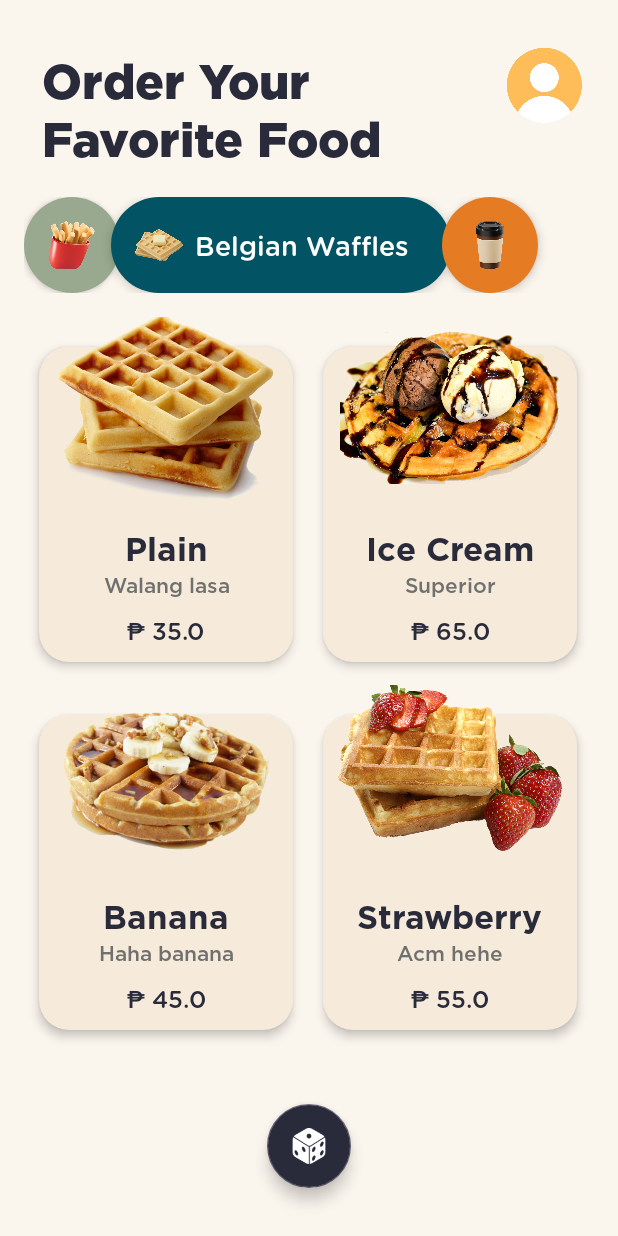
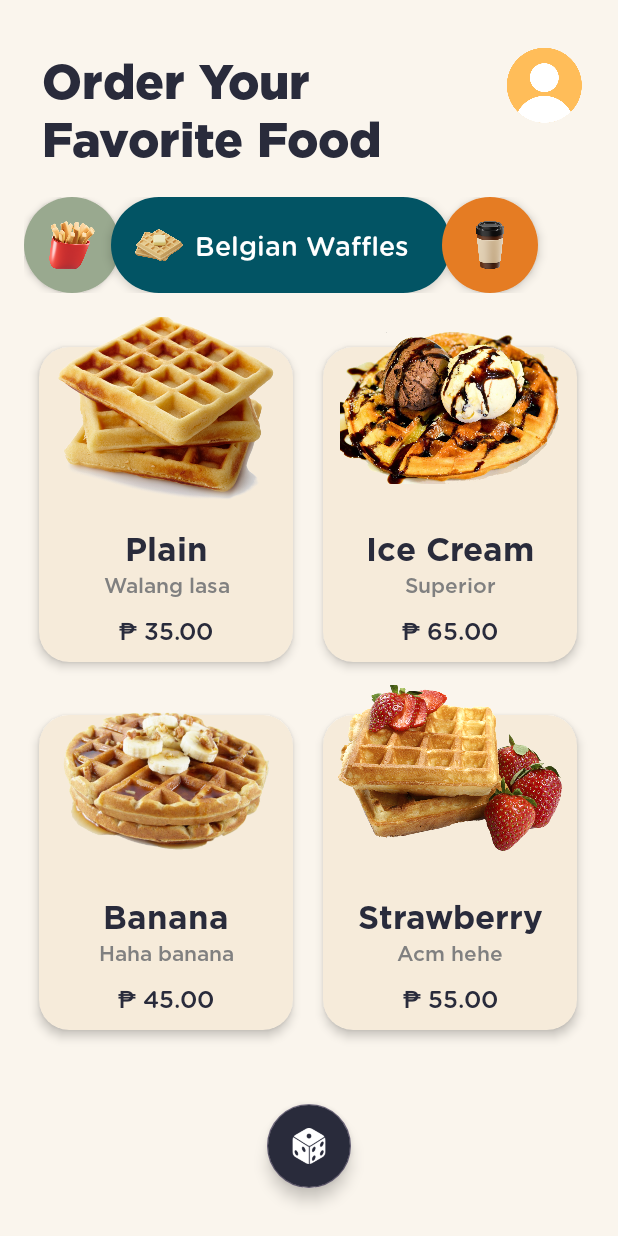
Before and after one commit to nikuharuki/FifthStreet, an Android app: the HomeActivity screen opened directly, with no data from a screen before it, after a tap on an icon or button, on a phone screen of 412 x 824 dp. Run offline under Robolectric (Android 15) with nearby library versions, the light colour scheme and no system bars.

Commit message:
Finalized. Extracted all the string and color resources. Changed the data type of Food Name, Food Description, and Food Concessionaire in Food Data Class from String to Int. Added context to the foodAdapter. Fixed all errors afterwards

```diff
--- a/app/src/main/java/com/example/fifthstreet/Food.kt
+++ b/app/src/main/java/com/example/fifthstreet/Food.kt
@@ -3,22 +3,22 @@ package com.example.fifthstreet
 import android.os.Parcel
 import android.os.Parcelable
 
-data class Food(val image: Int, val name: String, val price: Double, val description: String, val concessionaire : String) : Parcelable {
+data class Food(val image: Int, val name: Int, val price: Double, val description: Int, val concessionaire : Int) : Parcelable {
     constructor(parcel: Parcel) : this(
         parcel.readInt(),
-        parcel.readString()!!,
+        parcel.readInt(),
         parcel.readDouble(),
-        parcel.readString()!!,
-        parcel.readString()!!
+        parcel.readInt(),
+        parcel.readInt()
     ) {
     }
 
     override fun writeToParcel(parcel: Parcel, flags: Int) {
         parcel.writeInt(image)
-        parcel.writeString(name)
+        parcel.writeInt(name)
         parcel.writeDouble(price)
-        parcel.writeString(description)
-        parcel.writeString(concessionaire)
+        parcel.writeInt(description)
+        parcel.writeInt(concessionaire)
     }
 
     override fun describeContents(): Int {
@@ -38,60 +38,62 @@ data class Food(val image: Int, val name: String, val price: Double, val descrip
 
 class PotatoCorner {
     companion object {
+
+
         fun getFoodList(): ArrayList<Food> {
             val foodList = ArrayList<Food>()
             foodList.add(
                 Food(
                     R.drawable.potatocorner_regular,
-                    "Regular",
+                    R.string.regular,
                     29.00,
-                    "Maliit",
-                    "Potato Corner"
+                    R.string.maliit,
+                    R.string.potato_corner
                 )
             )
             foodList.add(
                 Food(
                     R.drawable.potatocorner_large,
-                    "Large",
+                    R.string.large,
                     55.00,
-                    "Malaki slight",
-                    "Potato Corner"
+                    R.string.malaki_slight,
+                    R.string.potato_corner
                 )
             )
             foodList.add(
                 Food(
                     R.drawable.potatocorner_jumbo,
-                    "Jumbo",
+                    R.string.jumbo,
                     85.00,
-                    "Malaki na",
-                    "Potato Corner"
+                    R.string.malaki_na,
+                    R.string.potato_corner
                 )
             )
             foodList.add(
                 Food(
                     R.drawable.potatocorner_mega,
-                    "Mega",
+                    R.string.mega,
                     110.00,
-                    "Malaki na talaga",
-                    "Potato Corner"
+                    R.string.malaki_na_talaga,
+                    R.string.potato_corner
                 )
             )
             foodList.add(
                 Food(
                     R.drawable.potatocorner_giga,
-                    "Giga",
+                    R.string.giga,
                     179.00,
-                    "Grabe ang laki",
-                    "Potato Corner"
+                    R.string.grabe_ang_laki,
+                    R.string.potato_corner
                 )
             )
             foodList.add(
                 Food(
                     R.drawable.potatocorner_tera,
-                    "Tera",
+                    R.string.tera,
                     199.00,
-                    "ANG LAKEEEE!!!",
-                    "Potato Corner"
+                    R.string.ang_lakeeee,
+                    R.string.potato_corner
                 )
             )
 
@@ -107,37 +109,37 @@ class BelgianWaffles {
             foodList.add(
                 Food(
                     R.drawable.bw_plain,
-                    "Plain",
+                    R.string.plain,
                     35.00,
-                    "Walang lasa",
-                    "Belgian Waffles"
+                    R.string.walang_lasa,
+                    R.string.belgian_waffles
                 )
             )
             foodList.add(
                 Food(
                     R.drawable.bw_icecream,
-                    "Ice Cream",
+                    R.string.ice_cream,
                     65.00,
-                    "Superior",
-                    "Belgian Waffles"
+                    R.string.superior,
+                    R.string.belgian_waffles
                 )
             )
             foodList.add(
                 Food(
                     R.drawable.bw_banana,
-                    "Banana",
+                    R.string.banana,
                     45.00,
-                    "Haha banana",
-                    "Belgian Waffles"
+                    R.string.haha_banana,
+                    R.string.belgian_waffles
                 )
             )
             foodList.add(
                 Food(
                     R.drawable.bw_strawberry,
-                    "Strawberry",
+                    R.string.strawberry,
                     55.00,
-                    "Acm hehe",
-                    "Belgian Waffles"
+                    R.string.acm_hehe,
+                    R.string.belgian_waffles
                 )
             )
             return foodList
@@ -152,10 +154,37 @@ class CoffeeBean {
             foodList.add(
                 Food(
                     R.drawable.cb_matcha,
-                    "Matcha",
-                    155.00,
-                    "Ayaw ni Justine",
-                 "Coffee Bean"
+                    R.string.matcha,
+                    235.00,
+                    R.string.ayaw_ni_justine,
+                    R.string.coffee_bean
+                )
+            )
+            foodList.add(
+                Food(
+                    R.drawable.cb_americano,
+                    R.string.iced_americano,
+                    185.00,
+                    R.string.di_ba_pilipino,
+                    R.string.coffee_bean
+                )
+            )
+            foodList.add(
+                Food(
+                    R.drawable.cb_vanilla,
+                    R.string.iced_vanilla_latte,
+                    215.00,
+                    R.string.vanila,
+                    R.string.coffee_bean
+                )
+            )
+            foodList.add(
+                Food(
+                    R.drawable.cb_caramel,
+                    R.string.iced_caramel_macchiato,
+                    225.00,
+                    R.string.pano_i_pronounce,
+                    R.string.coffee_bean
                 )
             )
             return foodList
--- a/app/src/main/java/com/example/fifthstreet/FoodAdapter.kt
+++ b/app/src/main/java/com/example/fifthstreet/FoodAdapter.kt
@@ -1,5 +1,6 @@
 package com.example.fifthstreet
 
+import android.content.Context
 import android.view.LayoutInflater
 import android.view.View
 import android.view.ViewGroup
@@ -9,7 +10,7 @@ import androidx.recyclerview.widget.RecyclerView
 
 
 
-class FoodAdapter(private val foodList: ArrayList<Food>) :
+class FoodAdapter(private val context: Context, private val foodList: ArrayList<Food>) :
 
 
 RecyclerView.Adapter<FoodAdapter.FoodViewHolder>(){
@@ -40,13 +41,13 @@ RecyclerView.Adapter<FoodAdapter.FoodViewHolder>(){
     override fun onBindViewHolder(holder: FoodViewHolder, position: Int) {
         val food = foodList[position]
         holder.imageView.setImageResource(food.image)
-        holder.foodName.text = food.name
+        holder.foodName.text = context.getString(food.name)
 
         //"Do not concatenate text displayed with setText. Use resource string with placeholders"
-        val priceText = holder.itemView.context.resources.getString(R.string.food_price_holder, food.price.toString())
+        val priceText = holder.itemView.context.resources.getString(R.string.food_price, food.price)
         holder.foodPrice.text = priceText
 
-        holder.foodDescription.text = food.description
+        holder.foodDescription.text = context.getString(food.description)
 
         holder.itemView.setOnClickListener {
             onItemClick?.invoke(food)
--- a/app/src/main/java/com/example/fifthstreet/HomeActivity.kt
+++ b/app/src/main/java/com/example/fifthstreet/HomeActivity.kt
@@ -40,7 +40,7 @@ class HomeActivity : AppCompatActivity() {
                 if (activeAnimator !== animator1 || animator1 == null) {
                     activeAnimator?.reverse()
 
-                    binding.tvFries.text = "Potato Corner"
+                    binding.tvFries.text = resources.getString(R.string.potato_corner)
                     binding.tvFries.visibility = View.VISIBLE
                     binding.tvFries.measure(0, 0)
 
@@ -63,7 +63,7 @@ class HomeActivity : AppCompatActivity() {
             if (activeAnimator !== animator2 || animator2 == null) {
                 activeAnimator?.reverse()
 
-                binding.tvWaffle.text = "Belgian Waffles"
+                binding.tvWaffle.text = resources.getString(R.string.belgian_waffles)
                 binding.tvWaffle.visibility = View.VISIBLE
                 binding.tvWaffle.measure(0, 0)
 
@@ -85,7 +85,7 @@ class HomeActivity : AppCompatActivity() {
             if (activeAnimator !== animator3 || animator3 == null) {
                 activeAnimator?.reverse()
 
-                binding.tvCoffee.text = "Coffee Bean"
+                binding.tvCoffee.text = resources.getString(R.string.coffee_bean)
                 binding.tvCoffee.visibility = View.VISIBLE
                 binding.tvCoffee.measure(0, 0)
 
@@ -115,9 +115,11 @@ class HomeActivity : AppCompatActivity() {
 
 
                 val random = (0 until foodList.size).random()
-                foodName.text = foodList[random].name
+                //val random = (0 until foodList.size).random()
+
+                foodName.text = this.getString(foodList[random].name)
                 foodPrice.text = resources.getString(R.string.food_price, foodList[random].price)
-                foodConc.text = foodList[random].concessionaire
+                foodConc.text = this.getString(foodList[random].concessionaire)
                 imageView.setImageResource(foodList[random].image)
 
             dialog.show()
@@ -156,14 +158,14 @@ class HomeActivity : AppCompatActivity() {
 
 
     private fun init(){
-        recyclerView = binding.recyclerView
-        recyclerView.setHasFixedSize(true)
+            recyclerView = binding.recyclerView
+            recyclerView.setHasFixedSize(true)
 
         recyclerView.layoutManager = GridLayoutManager(this,2)
 
         foodList = ArrayList()
 
-        foodAdapter = FoodAdapter(foodList)
+        foodAdapter = FoodAdapter(this, foodList)
         recyclerView.adapter = foodAdapter
 
         foodAdapter.onItemClick = {
--- a/app/src/main/java/com/example/fifthstreet/SplashActivity.kt
+++ b/app/src/main/java/com/example/fifthstreet/SplashActivity.kt
@@ -11,9 +11,9 @@ class SplashActivity : AppCompatActivity() {
         super.onCreate(savedInstanceState)
         setContentView(R.layout.activity_splash)
 
-//        Timer().schedule(3000){
-            startActivity(Intent(this@SplashActivity, HomeActivity::class.java))
+        Timer().schedule(3000){
+            startActivity(Intent(this@SplashActivity, introActivity::class.java))
             finish()
-//        }
+        }
     }
 }
--- a/app/src/main/res/layout/activity_home.xml
+++ b/app/src/main/res/layout/activity_home.xml
@@ -4,7 +4,7 @@
     xmlns:tools="http://schemas.android.com/tools"
     android:layout_width="match_parent"
     android:layout_height="match_parent"
-    android:background="#FAF5ED"
+    android:background="@color/beige_tint"
     tools:context=".HomeActivity">
 
     <androidx.constraintlayout.widget.Guideline
@@ -43,7 +43,7 @@
         android:layout_marginTop="32dp"
         android:fontFamily="@font/gothamblack"
 
-        android:text="Order Your\nFavorite Food"
+        android:text="@string/order_your_favorite_food"
         android:textColor="@color/primary_dark"
         android:textSize="32sp"
         app:layout_constraintStart_toStartOf="parent"
@@ -78,7 +78,7 @@
             android:layout_width="wrap_content"
             android:layout_height="wrap_content"
             android:background="@drawable/bg_rounded_primary"
-            android:backgroundTint="#99A98F"
+            android:backgroundTint="@color/washed_green"
             android:clickable="true"
             android:elevation="3dp"
             android:gravity="center"
@@ -110,7 +110,7 @@
             android:layout_height="wrap_content"
             android:layout_marginStart="-6dp"
             android:background="@drawable/bg_rounded_primary"
-            android:backgroundTint="#025464"
+            android:backgroundTint="@color/dark_teal"
             android:clickable="true"
             android:elevation="4dp"
             android:gravity="center"
@@ -143,7 +143,7 @@
             android:layout_height="wrap_content"
             android:layout_marginStart="-6dp"
             android:background="@drawable/bg_rounded_primary"
-            android:backgroundTint="#E57C23"
+            android:backgroundTint="@color/dark_orange"
             android:clickable="true"
             android:elevation="4dp"
             android:gravity="center"
@@ -176,6 +176,7 @@
         android:id="@+id/recyclerView"
         android:layout_width="0dp"
         android:layout_height="640dp"
+        android:paddingBottom="25dp"
         app:layout_constraintEnd_toStartOf="@+id/guideline4"
         app:layout_constraintStart_toStartOf="@+id/guideline3"
         app:layout_constraintTop_toBottomOf="@+id/linearLayout" />
--- a/app/src/main/res/layout/each_item.xml
+++ b/app/src/main/res/layout/each_item.xml
@@ -14,7 +14,7 @@
         android:layout_height="wrap_content"
         android:layout_marginHorizontal="10dp"
         android:layout_marginTop="20dp"
-        android:backgroundTint="#f6ebda"
+        android:backgroundTint="@color/beiger_tint"
         android:layout_marginBottom="15dp"
         app:cardCornerRadius="20dp"
         app:cardElevation="4dp"
@@ -39,7 +39,8 @@
                 android:layout_marginTop="10dp"
                 android:layout_marginBottom="10dp"
                 android:fontFamily="@font/gothambold"
-                android:text="Name"
+                android:text="@string/name"
+                android:textAlignment="center"
                 android:textColor="@color/primary_dark"
                 android:textSize="22sp"
                 app:layout_constraintEnd_toEndOf="parent"
@@ -52,9 +53,9 @@
                 android:layout_height="wrap_content"
                 android:layout_marginBottom="10dp"
                 android:fontFamily="@font/gothammedium"
-                android:text="Description"
+                android:text="@string/desc"
                 android:textAlignment="center"
-                android:textColor="#707070"
+                android:textColor="@color/grey"
                 android:textSize="14sp"
                 app:layout_constraintEnd_toEndOf="parent"
                 app:layout_constraintStart_toStartOf="parent"
--- a/app/src/main/res/values/colors.xml
+++ b/app/src/main/res/values/colors.xml
@@ -3,9 +3,23 @@
     <color name="black">#FF000000</color>
     <color name="white">#ffffff</color>
     <color name="off_white">#F5F5F5</color>
+    <color name="grey">#808080</color>
+
+    <color name="beige_tint">#FAF5ED</color>
+    <color name="beiger_tint">#f6ebda</color>
+    <color name="washed_green">#99A98F</color>
+    <color name="dark_teal">#025464</color>
+    <color name="dark_orange">#E57C23</color>
+
+
 
     <color name="cosmic_latte">#fff6ea</color>
     <color name="primary_dark">#292B3B</color>
     <color name="mustard">#ffbd59</color>
     <color name="gray_washed">#F6F6F6</color>
+
+    <color name="helper_red">#cc0000</color>
+    <color name="washed_blue">#A6BDC5</color>
+
+
 </resources>
--- a/app/src/main/res/values/strings.xml
+++ b/app/src/main/res/values/strings.xml
@@ -16,5 +16,60 @@ embrace the <font color='#3DA449'>delicious</font>!</string>
     <string name="don_t_have_an_account_sign_up">Don\'t Have an Account? Sign Up</string>
     <string name="food_price">₱ %1$.2f</string>
     <string name="peso">₱ </string>
-    <string name="food_price_holder">₱ %1$s</string>
+    <string name="name">Name</string>
+    <string name="desc">Description</string>
+    <string name="foodconc">Food Concessionaire</string>
+    <string name="food_name">Food Name</string>
+    <string name="food_price_string">Food Price</string>
+    <string name="proceed">Proceed</string>
+    <string name="feast">Feast!</string>
+    <string name="splash_subheading">Change the game of your school lunch experience — from cafeteria to your classroom!</string>
+    <string name="order_your_favorite_food">Order Your\nFavorite Food</string>
+    <string name="potato_corner">Potato Corner</string>
+    <string name="hello">Hello!</string>
+    <string name="large">Large</string>
+    <string name="zero_cost">₱0.00</string>
+    <string name="one">1</string>
+    <string name="buy">Buy</string>
+    <string name="belgian_waffles">Belgian Waffles</string>
+    <string name="coffee_bean">Coffee Bean</string>
+    <string name="login_successful">Login Successful!</string>
+    <string name="required">Required</string>
+    <string name="invalid_login">Invalid login credentials</string>
+    <string name="use_iacademy_email">Use iAcademy Email</string>
+    <string name="minimum_8_character_password">Minimum 8 Character Password</string>
+    <string name="password_must_contain_a_number">Password must contain a number</string>
+    <string name="password_must_contain_a_capital_letter">Password must contain a capital letter</string>
+    <string name="password_must_contain_a_small_letter">Password must contain a small letter</string>
+    <string name="potatocorner_email">potatocorner@gmail.com</string>
+    <string name="belgianwaffles_email">belgianwaffles@gmail.com</string>
+    <string name="coffeebean_email">coffeebean@gmail.com</string>
+    <string name="regular">Regular</string>
+    <string name="maliit">Maliit</string>
+    <string name="malaki_slight">Malaki slight</string>
+    <string name="malaki_na">Malaki na</string>
+    <string name="jumbo">Jumbo</string>
+    <string name="mega">Mega</string>
+    <string name="malaki_na_talaga">Malaki na talaga</string>
+    <string name="giga">Giga</string>
+    <string name="grabe_ang_laki">Grabe ang laki</string>
+    <string name="tera">Tera</string>
+    <string name="ang_lakeeee">ANG LAKEEEE!!!</string>
+    <string name="plain">Plain</string>
+    <string name="walang_lasa">Walang lasa</string>
+    <string name="ice_cream">Ice Cream</string>
+    <string name="superior">Superior</string>
+    <string name="banana">Banana</string>
+    <string name="haha_banana">Haha banana</string>
+    <string name="strawberry">Strawberry</string>
+    <string name="acm_hehe">Acm hehe</string>
+    <string name="matcha">Matcha</string>
+    <string name="ayaw_ni_justine">Ayaw ni Justine</string>
+    <string name="iced_americano">Iced Americano</string>
+    <string name="di_ba_pilipino">\'Di ba pilipino?</string>
+    <string name="iced_vanilla_latte">Iced Vanilla Latte</string>
+    <string name="vanila"><![CDATA[Vanila >>]]></string>
+    <string name="iced_caramel_macchiato">Iced Caramel Macchiato</string>
+    <string name="pano_i_pronounce">Pano i-pronounce?</string>
+
 </resources>
--- a/gradle.properties
+++ b/gradle.properties
@@ -22,3 +22,4 @@ kotlin.code.style=official
 # thereby reducing the size of the R class for that library
 android.nonTransitiveRClass=true
 android.enableJetifier=true
+org.gradle.unsafe.configuration-cache=true
```
Also changed, not shown: app/src/main/java/com/example/fifthstreet/FoodDetails.kt (+34 -4 lines), app/src/main/java/com/example/fifthstreet/LoginActivity.kt (+9 -9 lines), app/src/main/java/com/example/fifthstreet/introActivity.kt (+19 -1 lines), app/src/main/res/layout/activity_food_details.xml (+15 -13 lines), app/src/main/res/layout/activity_intro.xml (+20 -21 lines), app/src/main/res/layout/activity_login.xml (+5 -5 lines), app/src/main/res/layout/activity_sign_up.xml (+7 -7 lines), app/src/main/res/layout/custom_popup.xml (+5 -7 lines).
